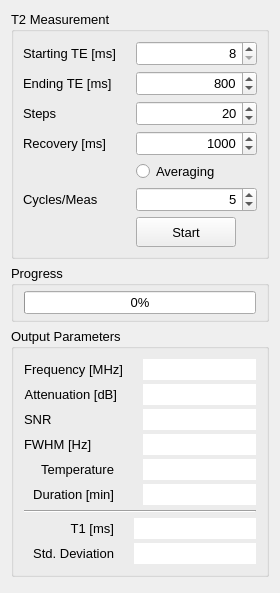
Qt form Applications/relax/ui/ccRelaxometerT2.ui (OpenMRI/ocra) before a commit.
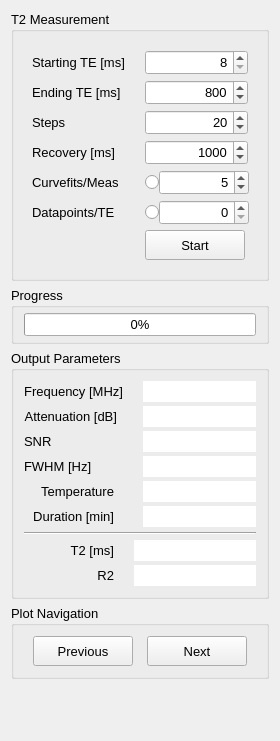
The same form after that commit.

The edit to the form file:
```diff
--- a/Applications/relax/ui/ccRelaxometerT2.ui
+++ b/Applications/relax/ui/ccRelaxometerT2.ui
@@ -7,7 +7,7 @@
     <x>0</x>
     <y>0</y>
     <width>280</width>
-    <height>593</height>
+    <height>741</height>
    </rect>
   </property>
   <property name="sizePolicy">
@@ -44,7 +44,8 @@
      </property>
      <layout class="QHBoxLayout" name="horizontalLayout">
       <item>
-       <layout class="QFormLayout" name="formLayout">
+       <widget class="QWidget" name="controls" native="true">
+        <layout class="QFormLayout" name="controls_layout">
         <property name="horizontalSpacing">
          <number>20</number>
         </property>
@@ -69,8 +70,8 @@
           </property>
          </widget>
         </item>
-        <item row="1" column="1">
-         <widget class="QSpinBox" name="t2End_input">
+         <item row="0" column="1">
+          <widget class="QSpinBox" name="t2Start_input">
           <property name="sizePolicy">
            <sizepolicy hsizetype="Expanding" vsizetype="Fixed">
             <horstretch>0</horstretch>
@@ -92,39 +93,11 @@
           <property name="alignment">
            <set>Qt::AlignRight|Qt::AlignTrailing|Qt::AlignVCenter</set>
           </property>
+           <property name="minimum">
+            <number>8</number>
+           </property>
           <property name="maximum">
            <number>10000</number>
-          </property>
-          <property name="value">
-           <number>800</number>
-          </property>
-         </widget>
-        </item>
-        <item row="2" column="1">
-         <widget class="QSpinBox" name="t2Step_input">
-          <property name="sizePolicy">
-           <sizepolicy hsizetype="Expanding" vsizetype="Fixed">
-            <horstretch>0</horstretch>
-            <verstretch>0</verstretch>
-           </sizepolicy>
-          </property>
-          <property name="minimumSize">
-           <size>
-            <width>90</width>
-            <height>25</height>
-           </size>
-          </property>
-          <property name="maximumSize">
-           <size>
-            <width>300</width>
-            <height>25</height>
-           </size>
-          </property>
-          <property name="alignment">
-           <set>Qt::AlignRight|Qt::AlignTrailing|Qt::AlignVCenter</set>
-          </property>
-          <property name="value">
-           <number>20</number>
           </property>
          </widget>
         </item>
@@ -146,6 +119,37 @@
           </property>
          </widget>
         </item>
+         <item row="1" column="1">
+          <widget class="QSpinBox" name="t2End_input">
+           <property name="sizePolicy">
+            <sizepolicy hsizetype="Expanding" vsizetype="Fixed">
+             <horstretch>0</horstretch>
+             <verstretch>0</verstretch>
+            </sizepolicy>
+           </property>
+           <property name="minimumSize">
+            <size>
+             <width>90</width>
+             <height>25</height>
+            </size>
+           </property>
+           <property name="maximumSize">
+            <size>
+             <width>300</width>
+             <height>25</height>
+            </size>
+           </property>
+           <property name="alignment">
+            <set>Qt::AlignRight|Qt::AlignTrailing|Qt::AlignVCenter</set>
+           </property>
+           <property name="maximum">
+            <number>10000</number>
+           </property>
+           <property name="value">
+            <number>800</number>
+           </property>
+          </widget>
+         </item>
         <item row="2" column="0">
          <widget class="QLabel" name="t2StepLabel">
           <property name="sizePolicy">
@@ -164,6 +168,34 @@
           </property>
          </widget>
         </item>
+         <item row="2" column="1">
+          <widget class="QSpinBox" name="t2Step_input">
+           <property name="sizePolicy">
+            <sizepolicy hsizetype="Expanding" vsizetype="Fixed">
+             <horstretch>0</horstretch>
+             <verstretch>0</verstretch>
+            </sizepolicy>
+           </property>
+           <property name="minimumSize">
+            <size>
+             <width>90</width>
+             <height>25</height>
+            </size>
+           </property>
+           <property name="maximumSize">
+            <size>
+             <width>300</width>
+             <height>25</height>
+            </size>
+           </property>
+           <property name="alignment">
+            <set>Qt::AlignRight|Qt::AlignTrailing|Qt::AlignVCenter</set>
+           </property>
+           <property name="value">
+            <number>20</number>
+           </property>
+          </widget>
+         </item>
         <item row="3" column="0">
          <widget class="QLabel" name="t2RecoveryLabel">
           <property name="sizePolicy">
@@ -182,67 +214,6 @@
           </property>
          </widget>
         </item>
-        <item row="6" column="1">
-         <widget class="QPushButton" name="t2Start_btn">
-          <property name="sizePolicy">
-           <sizepolicy hsizetype="Fixed" vsizetype="Fixed">
-            <horstretch>0</horstretch>
-            <verstretch>0</verstretch>
-           </sizepolicy>
-          </property>
-          <property name="minimumSize">
-           <size>
-            <width>100</width>
-            <height>30</height>
-           </size>
-          </property>
-          <property name="maximumSize">
-           <size>
-            <width>100</width>
-            <height>30</height>
-           </size>
-          </property>
-          <property name="font">
-           <font>
-            <pointsize>10</pointsize>
-           </font>
-          </property>
-          <property name="text">
-           <string>Start</string>
-          </property>
-         </widget>
-        </item>
-        <item row="0" column="1">
-         <widget class="QSpinBox" name="t2Start_input">
-          <property name="sizePolicy">
-           <sizepolicy hsizetype="Expanding" vsizetype="Fixed">
-            <horstretch>0</horstretch>
-            <verstretch>0</verstretch>
-           </sizepolicy>
-          </property>
-          <property name="minimumSize">
-           <size>
-            <width>90</width>
-            <height>25</height>
-           </size>
-          </property>
-          <property name="maximumSize">
-           <size>
-            <width>300</width>
-            <height>25</height>
-           </size>
-          </property>
-          <property name="alignment">
-           <set>Qt::AlignRight|Qt::AlignTrailing|Qt::AlignVCenter</set>
-          </property>
-          <property name="minimum">
-           <number>8</number>
-          </property>
-          <property name="maximum">
-           <number>10000</number>
-          </property>
-         </widget>
-        </item>
         <item row="3" column="1">
          <widget class="QSpinBox" name="t2Recovery_input">
           <property name="sizePolicy">
@@ -280,50 +251,7 @@
           </property>
          </widget>
         </item>
-        <item row="4" column="1">
-         <widget class="QRadioButton" name="t2Avg_enable">
-          <property name="font">
-           <font>
-            <pointsize>10</pointsize>
-           </font>
-          </property>
-          <property name="text">
-           <string>Averaging</string>
-          </property>
-         </widget>
-        </item>
-        <item row="5" column="1">
-         <widget class="QSpinBox" name="t2Cycles_input">
-          <property name="sizePolicy">
-           <sizepolicy hsizetype="Expanding" vsizetype="Fixed">
-            <horstretch>0</horstretch>
-            <verstretch>0</verstretch>
-           </sizepolicy>
-          </property>
-          <property name="minimumSize">
-           <size>
-            <width>90</width>
-            <height>25</height>
-           </size>
-          </property>
-          <property name="maximumSize">
-           <size>
-            <width>300</width>
-            <height>25</height>
-           </size>
-          </property>
-          <property name="alignment">
-           <set>Qt::AlignRight|Qt::AlignTrailing|Qt::AlignVCenter</set>
-          </property>
-          <property name="maximum">
-           <number>98</number>
-          </property>
-          <property name="value">
-           <number>5</number>
-          </property>
-         </widget>
-        </item>
-        <item row="5" column="0">
+         <item row="4" column="0">
          <widget class="QLabel" name="t2CyclesLabel">
           <property name="font">
            <font>
@@ -331,11 +259,138 @@
            </font>
           </property>
           <property name="text">
-           <string>Cycles/Meas</string>
+            <string>Curvefits/Meas</string>
           </property>
          </widget>
         </item>
-       </layout>
+         <item row="4" column="1">
+          <layout class="QHBoxLayout" name="horizontalLayout_2">
+           <item>
+            <widget class="QRadioButton" name="measAvg_enable">
+             <property name="text">
+              <string/>
+             </property>
+             <property name="autoExclusive">
+              <bool>false</bool>
+             </property>
+            </widget>
+           </item>
+           <item>
+            <widget class="QSpinBox" name="measAvg_input">
+             <property name="sizePolicy">
+              <sizepolicy hsizetype="Expanding" vsizetype="Fixed">
+               <horstretch>0</horstretch>
+               <verstretch>0</verstretch>
+              </sizepolicy>
+             </property>
+             <property name="minimumSize">
+              <size>
+               <width>90</width>
+               <height>25</height>
+              </size>
+             </property>
+             <property name="maximumSize">
+              <size>
+               <width>300</width>
+               <height>25</height>
+              </size>
+             </property>
+             <property name="alignment">
+              <set>Qt::AlignRight|Qt::AlignTrailing|Qt::AlignVCenter</set>
+             </property>
+             <property name="maximum">
+              <number>98</number>
+             </property>
+             <property name="value">
+              <number>5</number>
+             </property>
+            </widget>
+           </item>
+          </layout>
+         </item>
+         <item row="5" column="0">
+          <widget class="QLabel" name="label">
+           <property name="font">
+            <font>
+             <pointsize>10</pointsize>
+            </font>
+           </property>
+           <property name="text">
+            <string>Datapoints/TE</string>
+           </property>
+          </widget>
+         </item>
+         <item row="5" column="1">
+          <layout class="QHBoxLayout" name="horizontalLayout_5">
+           <item>
+            <widget class="QRadioButton" name="dataAvg_enable">
+             <property name="text">
+              <string/>
+             </property>
+             <property name="autoExclusive">
+              <bool>false</bool>
+             </property>
+            </widget>
+           </item>
+           <item>
+            <widget class="QSpinBox" name="dataAvg_input">
+             <property name="sizePolicy">
+              <sizepolicy hsizetype="Expanding" vsizetype="Fixed">
+               <horstretch>0</horstretch>
+               <verstretch>0</verstretch>
+              </sizepolicy>
+             </property>
+             <property name="minimumSize">
+              <size>
+               <width>90</width>
+               <height>25</height>
+              </size>
+             </property>
+             <property name="maximumSize">
+              <size>
+               <width>300</width>
+               <height>25</height>
+              </size>
+             </property>
+             <property name="alignment">
+              <set>Qt::AlignRight|Qt::AlignTrailing|Qt::AlignVCenter</set>
+             </property>
+            </widget>
+           </item>
+          </layout>
+         </item>
+         <item row="6" column="1">
+          <widget class="QPushButton" name="t2Start_btn">
+           <property name="sizePolicy">
+            <sizepolicy hsizetype="Fixed" vsizetype="Fixed">
+             <horstretch>0</horstretch>
+             <verstretch>0</verstretch>
+            </sizepolicy>
+           </property>
+           <property name="minimumSize">
+            <size>
+             <width>100</width>
+             <height>30</height>
+            </size>
+           </property>
+           <property name="maximumSize">
+            <size>
+             <width>100</width>
+             <height>30</height>
+            </size>
+           </property>
+           <property name="font">
+            <font>
+             <pointsize>10</pointsize>
+            </font>
+           </property>
+           <property name="text">
+            <string>Start</string>
+           </property>
+          </widget>
+         </item>
+        </layout>
+       </widget>
       </item>
      </layout>
     </widget>
@@ -860,7 +915,7 @@
            </font>
           </property>
           <property name="text">
-           <string>T1 [ms]</string>
+           <string>T2 [ms]</string>
           </property>
           <property name="alignment">
            <set>Qt::AlignRight|Qt::AlignTrailing|Qt::AlignVCenter</set>
@@ -914,7 +969,7 @@
            </font>
           </property>
           <property name="text">
-           <string>Std. Deviation</string>
+           <string>R2</string>
           </property>
           <property name="alignment">
            <set>Qt::AlignRight|Qt::AlignTrailing|Qt::AlignVCenter</set>
@@ -953,6 +1008,116 @@
      </layout>
     </widget>
    </item>
+   <item>
+    <widget class="QWidget" name="plotNav_widget" native="true">
+     <property name="font">
+      <font>
+       <pointsize>10</pointsize>
+      </font>
+     </property>
+     <layout class="QVBoxLayout" name="verticalLayout_3">
+      <property name="spacing">
+       <number>0</number>
+      </property>
+      <property name="leftMargin">
+       <number>0</number>
+      </property>
+      <property name="topMargin">
+       <number>0</number>
+      </property>
+      <property name="rightMargin">
+       <number>0</number>
+      </property>
+      <property name="bottomMargin">
+       <number>0</number>
+      </property>
+      <item>
+       <widget class="QGroupBox" name="groupBox_3">
+        <property name="title">
+         <string>Plot Navigation</string>
+        </property>
+        <layout class="QHBoxLayout" name="horizontalLayout_8">
+         <property name="spacing">
+          <number>5</number>
+         </property>
+         <property name="leftMargin">
+          <number>10</number>
+         </property>
+         <property name="topMargin">
+          <number>10</number>
+         </property>
+         <property name="rightMargin">
+          <number>10</number>
+         </property>
+         <property name="bottomMargin">
+          <number>10</number>
+         </property>
+         <item>
+          <widget class="QPushButton" name="prevPlot_btn">
+           <property name="sizePolicy">
+            <sizepolicy hsizetype="Fixed" vsizetype="Fixed">
+             <horstretch>0</horstretch>
+             <verstretch>0</verstretch>
+            </sizepolicy>
+           </property>
+           <property name="minimumSize">
+            <size>
+             <width>100</width>
+             <height>30</height>
+            </size>
+           </property>
+           <property name="maximumSize">
+            <size>
+             <width>100</width>
+             <height>30</height>
+            </size>
+           </property>
+           <property name="font">
+            <font>
+             <pointsize>10</pointsize>
+            </font>
+           </property>
+           <property name="text">
+            <string>Previous</string>
+           </property>
+          </widget>
+         </item>
+         <item>
+          <widget class="QPushButton" name="nextPlot_btn">
+           <property name="sizePolicy">
+            <sizepolicy hsizetype="Fixed" vsizetype="Fixed">
+             <horstretch>0</horstretch>
+             <verstretch>0</verstretch>
+            </sizepolicy>
+           </property>
+           <property name="minimumSize">
+            <size>
+             <width>100</width>
+             <height>30</height>
+            </size>
+           </property>
+           <property name="maximumSize">
+            <size>
+             <width>100</width>
+             <height>30</height>
+            </size>
+           </property>
+           <property name="font">
+            <font>
+             <pointsize>10</pointsize>
+            </font>
+           </property>
+           <property name="text">
+            <string>Next</string>
+           </property>
+          </widget>
+         </item>
+        </layout>
+       </widget>
+      </item>
+     </layout>
+    </widget>
+   </item>
    <item>
     <spacer name="verticalSpacer">
      <property name="orientation">
```
Left out of the diff: 2 changed lines with no effect on the pictures. Lines whose indentation alone changed are shown as unchanged.
